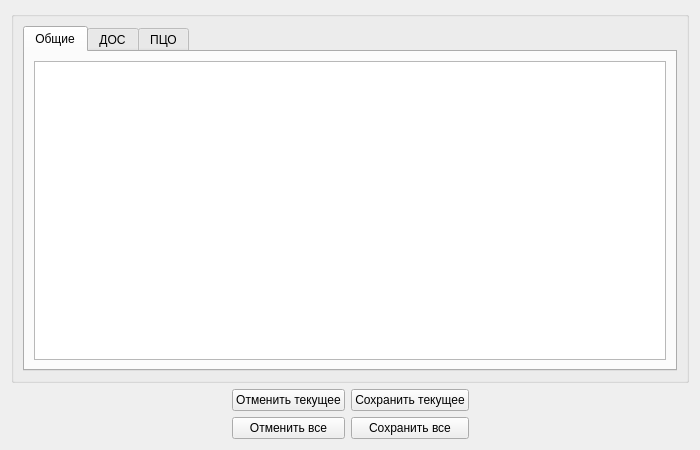
First picture: the form in registers/registersdialog.ui, repository waitskoro/mlafarTest, before the edit.
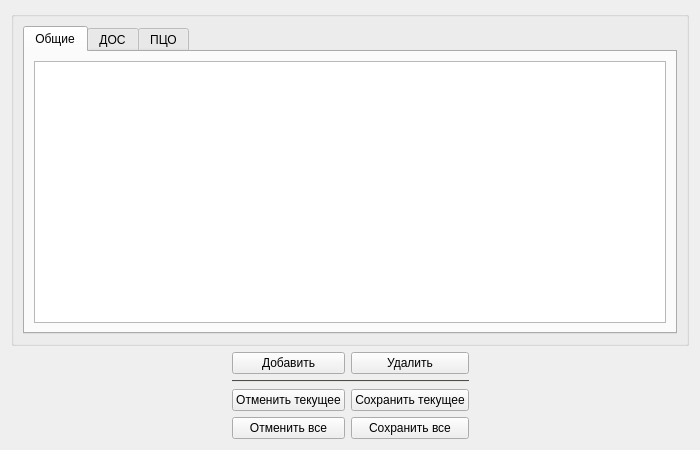
Second picture: the form after the edit.

Diff of the .ui file:
```diff
--- a/registers/registersdialog.ui
+++ b/registers/registersdialog.ui
@@ -16,6 +16,34 @@
   <layout class="QVBoxLayout" name="verticalLayout">
    <item>
     <layout class="QGridLayout" name="gridLayout">
+     <item row="5" column="2">
+      <widget class="QPushButton" name="pushButtonCancelAll">
+       <property name="text">
+        <string>Отменить все</string>
+       </property>
+      </widget>
+     </item>
+     <item row="4" column="3">
+      <widget class="QPushButton" name="pushButtonSaveCurrent">
+       <property name="text">
+        <string>Сохранить текущее</string>
+       </property>
+      </widget>
+     </item>
+     <item row="2" column="2">
+      <widget class="QPushButton" name="pushButton">
+       <property name="text">
+        <string>Добавить</string>
+       </property>
+      </widget>
+     </item>
+     <item row="2" column="3">
+      <widget class="QPushButton" name="pushButton_2">
+       <property name="text">
+        <string>Удалить</string>
+       </property>
+      </widget>
+     </item>
      <item row="1" column="0" colspan="6">
       <widget class="QGroupBox" name="groupBox">
        <property name="title">
@@ -62,20 +90,7 @@
        </layout>
       </widget>
      </item>
-     <item row="3" column="0">
-      <spacer name="horizontalSpacer_2">
-       <property name="orientation">
-        <enum>Qt::Horizontal</enum>
-       </property>
-       <property name="sizeHint" stdset="0">
-        <size>
-         <width>40</width>
-         <height>20</height>
-        </size>
-       </property>
-      </spacer>
-     </item>
-     <item row="3" column="5">
+     <item row="5" column="5">
       <spacer name="horizontalSpacer">
        <property name="orientation">
         <enum>Qt::Horizontal</enum>
@@ -88,31 +103,479 @@
        </property>
       </spacer>
      </item>
-     <item row="3" column="2">
-      <widget class="QPushButton" name="pushButtonCancelAll">
-       <property name="text">
-        <string>Отменить все</string>
+     <item row="5" column="0">
+      <spacer name="horizontalSpacer_2">
+       <property name="orientation">
+        <enum>Qt::Horizontal</enum>
        </property>
-      </widget>
-     </item>
-     <item row="3" column="3">
-      <widget class="QPushButton" name="pushButtonSaveAll">
-       <property name="text">
-        <string>Сохранить все</string>
+       <property name="sizeHint" stdset="0">
+        <size>
+         <width>40</width>
+         <height>20</height>
+        </size>
        </property>
-      </widget>
+      </spacer>
      </item>
-     <item row="2" column="2">
+     <item row="4" column="2">
       <widget class="QPushButton" name="pushButtonCancel">
        <property name="text">
         <string>Отменить текущее</string>
        </property>
       </widget>
      </item>
-     <item row="2" column="3">
-      <widget class="QPushButton" name="pushButtonSaveCurrent">
+     <item row="5" column="3">
+      <widget class="QPushButton" name="pushButtonSaveAll">
        <property name="text">
-        <string>Сохранить текущее</string>
+        <string>Сохранить все</string>
+       </property>
+      </widget>
+     </item>
+     <item row="3" column="2" colspan="2">
+      <widget class="Line" name="line">
+       <property name="palette">
+        <palette>
+         <active>
+          <colorrole role="WindowText">
+           <brush brushstyle="SolidPattern">
+            <color alpha="255">
+             <red>0</red>
+             <green>0</green>
+             <blue>0</blue>
+            </color>
+           </brush>
+          </colorrole>
+          <colorrole role="Button">
+           <brush brushstyle="SolidPattern">
+            <color alpha="255">
+             <red>154</red>
+             <green>153</green>
+             <blue>150</blue>
+            </color>
+           </brush>
+          </colorrole>
+          <colorrole role="Light">
+           <brush brushstyle="SolidPattern">
+            <color alpha="255">
+             <red>231</red>
+             <green>230</green>
+             <blue>225</blue>
+            </color>
+           </brush>
+          </colorrole>
+          <colorrole role="Midlight">
+           <brush brushstyle="SolidPattern">
+            <color alpha="255">
+             <red>192</red>
+             <green>191</green>
+             <blue>187</blue>
+            </color>
+           </brush>
+          </colorrole>
+          <colorrole role="Dark">
+           <brush brushstyle="SolidPattern">
+            <color alpha="255">
+             <red>77</red>
+             <green>77</green>
+             <blue>75</blue>
+            </color>
+           </brush>
+          </colorrole>
+          <colorrole role="Mid">
+           <brush brushstyle="SolidPattern">
+            <color alpha="255">
+             <red>103</red>
+             <green>102</green>
+             <blue>100</blue>
+            </color>
+           </brush>
+          </colorrole>
+          <colorrole role="Text">
+           <brush brushstyle="SolidPattern">
+            <color alpha="255">
+             <red>0</red>
+             <green>0</green>
+             <blue>0</blue>
+            </color>
+           </brush>
+          </colorrole>
+          <colorrole role="BrightText">
+           <brush brushstyle="SolidPattern">
+            <color alpha="255">
+             <red>255</red>
+             <green>255</green>
+             <blue>255</blue>
+            </color>
+           </brush>
+          </colorrole>
+          <colorrole role="ButtonText">
+           <brush brushstyle="SolidPattern">
+            <color alpha="255">
+             <red>0</red>
+             <green>0</green>
+             <blue>0</blue>
+            </color>
+           </brush>
+          </colorrole>
+          <colorrole role="Base">
+           <brush brushstyle="SolidPattern">
+            <color alpha="255">
+             <red>255</red>
+             <green>255</green>
+             <blue>255</blue>
+            </color>
+           </brush>
+          </colorrole>
+          <colorrole role="Window">
+           <brush brushstyle="SolidPattern">
+            <color alpha="255">
+             <red>154</red>
+             <green>153</green>
+             <blue>150</blue>
+            </color>
+           </brush>
+          </colorrole>
+          <colorrole role="Shadow">
+           <brush brushstyle="SolidPattern">
+            <color alpha="255">
+             <red>0</red>
+             <green>0</green>
+             <blue>0</blue>
+            </color>
+           </brush>
+          </colorrole>
+          <colorrole role="AlternateBase">
+           <brush brushstyle="SolidPattern">
+            <color alpha="255">
+             <red>204</red>
+             <green>204</green>
+             <blue>202</blue>
+            </color>
+           </brush>
+          </colorrole>
+          <colorrole role="ToolTipBase">
+           <brush brushstyle="SolidPattern">
+            <color alpha="255">
+             <red>255</red>
+             <green>255</green>
+             <blue>220</blue>
+            </color>
+           </brush>
+          </colorrole>
+          <colorrole role="ToolTipText">
+           <brush brushstyle="SolidPattern">
+            <color alpha="255">
+             <red>0</red>
+             <green>0</green>
+             <blue>0</blue>
+            </color>
+           </brush>
+          </colorrole>
+          <colorrole role="PlaceholderText">
+           <brush brushstyle="SolidPattern">
+            <color alpha="128">
+             <red>0</red>
+             <green>0</green>
+             <blue>0</blue>
+            </color>
+           </brush>
+          </colorrole>
+         </active>
+         <inactive>
+          <colorrole role="WindowText">
+           <brush brushstyle="SolidPattern">
+            <color alpha="255">
+             <red>0</red>
+             <green>0</green>
+             <blue>0</blue>
+            </color>
+           </brush>
+          </colorrole>
+          <colorrole role="Button">
+           <brush brushstyle="SolidPattern">
+            <color alpha="255">
+             <red>154</red>
+             <green>153</green>
+             <blue>150</blue>
+            </color>
+           </brush>
+          </colorrole>
+          <colorrole role="Light">
+           <brush brushstyle="SolidPattern">
+            <color alpha="255">
+             <red>231</red>
+             <green>230</green>
+             <blue>225</blue>
+            </color>
+           </brush>
+          </colorrole>
+          <colorrole role="Midlight">
+           <brush brushstyle="SolidPattern">
+            <color alpha="255">
+             <red>192</red>
+             <green>191</green>
+             <blue>187</blue>
+            </color>
+           </brush>
+          </colorrole>
+          <colorrole role="Dark">
+           <brush brushstyle="SolidPattern">
+            <color alpha="255">
+             <red>77</red>
+             <green>77</green>
+             <blue>75</blue>
+            </color>
+           </brush>
+          </colorrole>
+          <colorrole role="Mid">
+           <brush brushstyle="SolidPattern">
+            <color alpha="255">
+             <red>103</red>
+             <green>102</green>
+             <blue>100</blue>
+            </color>
+           </brush>
+          </colorrole>
+          <colorrole role="Text">
+           <brush brushstyle="SolidPattern">
+            <color alpha="255">
+             <red>0</red>
+             <green>0</green>
+             <blue>0</blue>
+            </color>
+           </brush>
+          </colorrole>
+          <colorrole role="BrightText">
+           <brush brushstyle="SolidPattern">
+            <color alpha="255">
+             <red>255</red>
+             <green>255</green>
+             <blue>255</blue>
+            </color>
+           </brush>
+          </colorrole>
+          <colorrole role="ButtonText">
+           <brush brushstyle="SolidPattern">
+            <color alpha="255">
+             <red>0</red>
+             <green>0</green>
+             <blue>0</blue>
+            </color>
+           </brush>
+          </colorrole>
+          <colorrole role="Base">
+           <brush brushstyle="SolidPattern">
+            <color alpha="255">
+             <red>255</red>
+             <green>255</green>
+             <blue>255</blue>
+            </color>
+           </brush>
+          </colorrole>
+          <colorrole role="Window">
+           <brush brushstyle="SolidPattern">
+            <color alpha="255">
+             <red>154</red>
+             <green>153</green>
+             <blue>150</blue>
+            </color>
+           </brush>
+          </colorrole>
+          <colorrole role="Shadow">
+           <brush brushstyle="SolidPattern">
+            <color alpha="255">
+             <red>0</red>
+             <green>0</green>
+             <blue>0</blue>
+            </color>
+           </brush>
+          </colorrole>
+          <colorrole role="AlternateBase">
+           <brush brushstyle="SolidPattern">
+            <color alpha="255">
+             <red>204</red>
+             <green>204</green>
+             <blue>202</blue>
+            </color>
+           </brush>
+          </colorrole>
+          <colorrole role="ToolTipBase">
+           <brush brushstyle="SolidPattern">
+            <color alpha="255">
+             <red>255</red>
+             <green>255</green>
+             <blue>220</blue>
+            </color>
+           </brush>
+          </colorrole>
+          <colorrole role="ToolTipText">
+           <brush brushstyle="SolidPattern">
+            <color alpha="255">
+             <red>0</red>
+             <green>0</green>
+             <blue>0</blue>
+            </color>
+           </brush>
+          </colorrole>
+          <colorrole role="PlaceholderText">
+           <brush brushstyle="SolidPattern">
+            <color alpha="128">
+             <red>0</red>
+             <green>0</green>
+             <blue>0</blue>
+            </color>
+           </brush>
+          </colorrole>
+         </inactive>
+         <disabled>
+          <colorrole role="WindowText">
+           <brush brushstyle="SolidPattern">
+            <color alpha="255">
+             <red>77</red>
+             <green>77</green>
+             <blue>75</blue>
+            </color>
+           </brush>
+          </colorrole>
+          <colorrole role="Button">
+           <brush brushstyle="SolidPattern">
+            <color alpha="255">
+             <red>154</red>
+             <green>153</green>
+             <blue>150</blue>
+            </color>
+           </brush>
+          </colorrole>
+          <colorrole role="Light">
+           <brush brushstyle="SolidPattern">
+            <color alpha="255">
+             <red>231</red>
+             <green>230</green>
+             <blue>225</blue>
+            </color>
+           </brush>
+          </colorrole>
+          <colorrole role="Midlight">
+           <brush brushstyle="SolidPattern">
+            <color alpha="255">
+             <red>192</red>
+             <green>191</green>
+             <blue>187</blue>
+            </color>
+           </brush>
+          </colorrole>
+          <colorrole role="Dark">
+           <brush brushstyle="SolidPattern">
+            <color alpha="255">
+             <red>77</red>
+             <green>77</green>
+             <blue>75</blue>
+            </color>
+           </brush>
+          </colorrole>
+          <colorrole role="Mid">
+           <brush brushstyle="SolidPattern">
+            <color alpha="255">
+             <red>103</red>
+             <green>102</green>
+             <blue>100</blue>
+            </color>
+           </brush>
+          </colorrole>
+          <colorrole role="Text">
+           <brush brushstyle="SolidPattern">
+            <color alpha="255">
+             <red>77</red>
+             <green>77</green>
+             <blue>75</blue>
+            </color>
+           </brush>
+          </colorrole>
+          <colorrole role="BrightText">
+           <brush brushstyle="SolidPattern">
+            <color alpha="255">
+             <red>255</red>
+             <green>255</green>
+             <blue>255</blue>
+            </color>
+           </brush>
+          </colorrole>
+          <colorrole role="ButtonText">
+           <brush brushstyle="SolidPattern">
+            <color alpha="255">
+             <red>77</red>
+             <green>77</green>
+             <blue>75</blue>
+            </color>
+           </brush>
+          </colorrole>
+          <colorrole role="Base">
+           <brush brushstyle="SolidPattern">
+            <color alpha="255">
+             <red>154</red>
+             <green>153</green>
+             <blue>150</blue>
+            </color>
+           </brush>
+          </colorrole>
+          <colorrole role="Window">
+           <brush brushstyle="SolidPattern">
+            <color alpha="255">
+             <red>154</red>
+             <green>153</green>
+             <blue>150</blue>
+            </color>
+           </brush>
+          </colorrole>
+          <colorrole role="Shadow">
+           <brush brushstyle="SolidPattern">
+            <color alpha="255">
+             <red>0</red>
+             <green>0</green>
+             <blue>0</blue>
+            </color>
+           </brush>
+          </colorrole>
+          <colorrole role="AlternateBase">
+           <brush brushstyle="SolidPattern">
+            <color alpha="255">
+             <red>154</red>
+             <green>153</green>
+             <blue>150</blue>
+            </color>
+           </brush>
+          </colorrole>
+          <colorrole role="ToolTipBase">
+           <brush brushstyle="SolidPattern">
+            <color alpha="255">
+             <red>255</red>
+             <green>255</green>
+             <blue>220</blue>
+            </color>
+           </brush>
+          </colorrole>
+          <colorrole role="ToolTipText">
+           <brush brushstyle="SolidPattern">
+            <color alpha="255">
+             <red>0</red>
+             <green>0</green>
+             <blue>0</blue>
+            </color>
+           </brush>
+          </colorrole>
+          <colorrole role="PlaceholderText">
+           <brush brushstyle="SolidPattern">
+            <color alpha="128">
+             <red>0</red>
+             <green>0</green>
+             <blue>0</blue>
+            </color>
+           </brush>
+          </colorrole>
+         </disabled>
+        </palette>
+       </property>
+       <property name="orientation">
+        <enum>Qt::Horizontal</enum>
        </property>
       </widget>
      </item>
```
